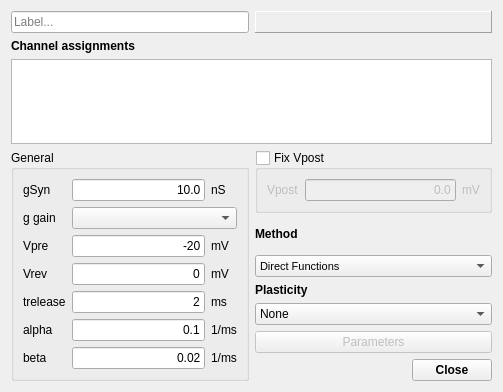
This is src/gui/DestexheSynDlg.ui in CompEphys-team/stdpc as Qt 5 draws it before an edit. The edited form follows.
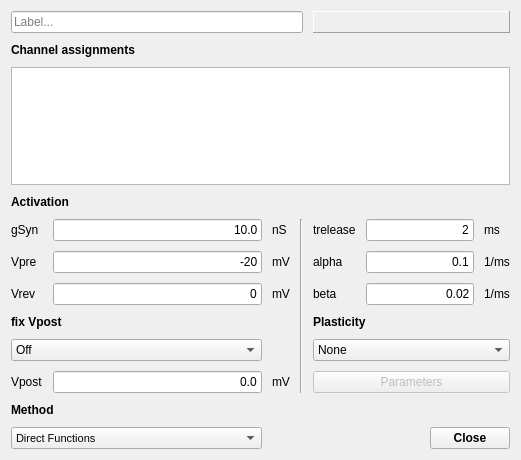
This is the edited form. Custom widgets are drawn as their Qt base class.

Commit message: Revert gSyn_channel commits; misunderstood Attila

What changed in the file:
```diff
--- a/src/gui/DestexheSynDlg.ui
+++ b/src/gui/DestexheSynDlg.ui
@@ -6,60 +6,18 @@
    <rect>
     <x>0</x>
     <y>0</y>
-    <width>503</width>
-    <height>392</height>
+    <width>521</width>
+    <height>460</height>
    </rect>
   </property>
   <property name="windowTitle">
    <string>Destexhe Synapse</string>
   </property>
-  <layout class="QGridLayout" name="gridLayout_2">
-   <item row="0" column="0">
-    <widget class="QLineEdit" name="leLabel">
-     <property name="placeholderText">
-      <string>Label...</string>
-     </property>
-    </widget>
-   </item>
-   <item row="0" column="1">
-    <widget class="QLabel" name="DestexheSynDlgLabel">
-     <property name="enabled">
-      <bool>true</bool>
-     </property>
-     <property name="font">
-      <font>
-       <pointsize>10</pointsize>
-       <weight>75</weight>
-       <bold>true</bold>
-      </font>
-     </property>
-     <property name="autoFillBackground">
-      <bool>false</bool>
-     </property>
-     <property name="styleSheet">
-      <string notr="true"/>
-     </property>
-     <property name="frameShape">
-      <enum>QFrame::Panel</enum>
-     </property>
-     <property name="frameShadow">
-      <enum>QFrame::Raised</enum>
-     </property>
-     <property name="lineWidth">
-      <number>1</number>
-     </property>
-     <property name="midLineWidth">
-      <number>0</number>
-     </property>
-     <property name="text">
-      <string/>
-     </property>
-     <property name="alignment">
-      <set>Qt::AlignCenter</set>
-     </property>
-    </widget>
-   </item>
-   <item row="1" column="0">
+  <layout class="QGridLayout" name="gridLayout">
+   <property name="spacing">
+    <number>10</number>
+   </property>
+   <item row="1" column="0" colspan="2">
     <widget class="QLabel" name="label_15">
      <property name="font">
       <font>
@@ -72,74 +30,164 @@
      </property>
     </widget>
    </item>
-   <item row="2" column="0" colspan="2">
-    <widget class="AssignmentWidget&lt;SynapseAssignment&gt;" name="assignments">
-     <attribute name="horizontalHeaderStretchLastSection">
-      <bool>true</bool>
-     </attribute>
-     <attribute name="verticalHeaderDefaultSectionSize">
-      <number>25</number>
-     </attribute>
+   <item row="5" column="1">
+    <widget class="QLineEdit" name="VpreE">
+     <property name="text">
+      <string>-20</string>
+     </property>
+     <property name="maxLength">
+      <number>8</number>
+     </property>
+     <property name="alignment">
+      <set>Qt::AlignRight|Qt::AlignTrailing|Qt::AlignVCenter</set>
+     </property>
     </widget>
    </item>
-   <item row="3" column="1">
-    <widget class="QGroupBox" name="fixVpost">
-     <property name="title">
-      <string>Fix Vpost</string>
+   <item row="5" column="2">
+    <widget class="QLabel" name="VpreU">
+     <property name="text">
+      <string>mV</string>
      </property>
-     <property name="checkable">
+    </widget>
+   </item>
+   <item row="4" column="4">
+    <widget class="QLabel" name="treleaseL">
+     <property name="text">
+      <string>trelease</string>
+     </property>
+    </widget>
+   </item>
+   <item row="3" column="0" colspan="2">
+    <widget class="QLabel" name="label_14">
+     <property name="font">
+      <font>
+       <weight>75</weight>
+       <bold>true</bold>
+      </font>
+     </property>
+     <property name="text">
+      <string>Activation</string>
+     </property>
+    </widget>
+   </item>
+   <item row="4" column="2">
+    <widget class="QLabel" name="gSynU">
+     <property name="text">
+      <string>nS</string>
+     </property>
+    </widget>
+   </item>
+   <item row="5" column="7">
+    <widget class="QLabel" name="alphaU">
+     <property name="text">
+      <string>1/ms</string>
+     </property>
+    </widget>
+   </item>
+   <item row="6" column="1">
+    <widget class="QLineEdit" name="VrevE">
+     <property name="text">
+      <string>0</string>
+     </property>
+     <property name="maxLength">
+      <number>8</number>
+     </property>
+     <property name="alignment">
+      <set>Qt::AlignRight|Qt::AlignTrailing|Qt::AlignVCenter</set>
+     </property>
+    </widget>
+   </item>
+   <item row="6" column="2">
+    <widget class="QLabel" name="VrevU">
+     <property name="text">
+      <string>mV</string>
+     </property>
+    </widget>
+   </item>
+   <item row="5" column="4">
+    <widget class="QLabel" name="alphaL">
+     <property name="text">
+      <string>alpha</string>
+     </property>
+    </widget>
+   </item>
+   <item row="8" column="4" colspan="4">
+    <widget class="QComboBox" name="PlasticityCombo">
+     <item>
+      <property name="text">
+       <string>None</string>
+      </property>
+     </item>
+     <item>
+      <property name="text">
+       <string>Spike STDP</string>
+      </property>
+     </item>
+     <item>
+      <property name="text">
+       <string>ODE STDP</string>
+      </property>
+     </item>
+    </widget>
+   </item>
+   <item row="7" column="4" colspan="2">
+    <widget class="QLabel" name="label_31">
+     <property name="font">
+      <font>
+       <weight>75</weight>
+       <bold>true</bold>
+      </font>
+     </property>
+     <property name="text">
+      <string>Plasticity</string>
+     </property>
+    </widget>
+   </item>
+   <item row="4" column="3" rowspan="6">
+    <widget class="Line" name="line">
+     <property name="orientation">
+      <enum>Qt::Vertical</enum>
+     </property>
+    </widget>
+   </item>
+   <item row="6" column="5" colspan="2">
+    <widget class="QLineEdit" name="betaE">
+     <property name="enabled">
       <bool>true</bool>
      </property>
-     <property name="checked">
-      <bool>false</bool>
+     <property name="text">
+      <string>0.02</string>
      </property>
-     <layout class="QGridLayout" name="gridLayout_5">
-      <item row="0" column="0">
-       <widget class="QLabel" name="label_32">
+     <property name="maxLength">
+      <number>8</number>
+     </property>
+     <property name="alignment">
+      <set>Qt::AlignRight|Qt::AlignTrailing|Qt::AlignVCenter</set>
+     </property>
+    </widget>
+   </item>
+   <item row="9" column="2">
+    <widget class="QLabel" name="label_30">
+     <property name="text">
+      <string>mV</string>
+     </property>
+    </widget>
+   </item>
+   <item row="9" column="0">
+    <widget class="QLabel" name="label_29">
         <property name="text">
          <string>Vpost</string>
         </property>
        </widget>
       </item>
-      <item row="0" column="1">
-       <widget class="QLineEdit" name="VpostE">
+   <item row="4" column="0">
+    <widget class="QLabel" name="gSynL">
         <property name="text">
-         <string>0.0</string>
-        </property>
-        <property name="maxLength">
-         <number>8</number>
-        </property>
-        <property name="alignment">
-         <set>Qt::AlignRight|Qt::AlignTrailing|Qt::AlignVCenter</set>
-        </property>
-       </widget>
-      </item>
-      <item row="0" column="2">
-       <widget class="QLabel" name="label_33">
-        <property name="text">
-         <string>mV</string>
-        </property>
-       </widget>
-      </item>
-     </layout>
-    </widget>
-   </item>
-   <item row="4" column="1">
-    <layout class="QGridLayout" name="gridLayout_7">
-     <item row="0" column="0">
-      <widget class="QLabel" name="MethodL">
-       <property name="font">
-        <font>
-         <weight>75</weight>
-         <bold>true</bold>
-        </font>
-       </property>
-       <property name="text">
-        <string>Method</string>
-       </property>
-      </widget>
-     </item>
-     <item row="1" column="0">
+      <string>gSyn</string>
+     </property>
+    </widget>
+   </item>
+   <item row="11" column="0" colspan="2">
       <widget class="QComboBox" name="LUCombo">
        <property name="font">
         <font>
@@ -160,84 +208,34 @@
        </item>
       </widget>
      </item>
-    </layout>
-   </item>
-   <item row="5" column="1">
-    <layout class="QGridLayout" name="gridLayout_6">
-     <item row="0" column="0">
-      <widget class="QLabel" name="label_31">
-       <property name="font">
-        <font>
-         <weight>75</weight>
-         <bold>true</bold>
-        </font>
-       </property>
-       <property name="text">
-        <string>Plasticity</string>
-       </property>
-      </widget>
-     </item>
-     <item row="1" column="0">
-      <widget class="QComboBox" name="PlasticityCombo">
+   <item row="8" column="0" colspan="2">
+    <widget class="QComboBox" name="fixVpostCombo">
        <item>
         <property name="text">
-         <string>None</string>
+       <string>Off</string>
         </property>
        </item>
        <item>
         <property name="text">
-         <string>Spike STDP</string>
-        </property>
-       </item>
-       <item>
-        <property name="text">
-         <string>ODE STDP</string>
-        </property>
-       </item>
-      </widget>
-     </item>
-     <item row="2" column="0">
-      <widget class="QPushButton" name="PlastParaBut">
-       <property name="enabled">
-        <bool>false</bool>
-       </property>
-       <property name="text">
-        <string>Parameters</string>
-       </property>
-      </widget>
-     </item>
-    </layout>
-   </item>
-   <item row="6" column="1">
-    <widget class="QDialogButtonBox" name="ResCloseBox">
+       <string>Fixed</string>
+      </property>
+     </item>
+    </widget>
+   </item>
+   <item row="7" column="0" colspan="2">
+    <widget class="QLabel" name="label_18">
      <property name="font">
       <font>
        <weight>75</weight>
        <bold>true</bold>
       </font>
      </property>
-     <property name="orientation">
-      <enum>Qt::Horizontal</enum>
-     </property>
-     <property name="standardButtons">
-      <set>QDialogButtonBox::Close</set>
-     </property>
-    </widget>
-   </item>
-   <item row="3" column="0" rowspan="4">
-    <widget class="QGroupBox" name="groupBox">
-     <property name="title">
-      <string>General</string>
-     </property>
-     <layout class="QGridLayout" name="gridLayout">
-      <item row="0" column="0">
-       <widget class="QLabel" name="gSynL">
         <property name="text">
-         <string>gSyn</string>
+      <string>fix Vpost</string>
         </property>
        </widget>
       </item>
-      <item row="0" column="1">
+   <item row="4" column="1">
        <widget class="QLineEdit" name="gSynE">
         <property name="text">
          <string>10.0</string>
@@ -250,85 +248,37 @@
         </property>
        </widget>
       </item>
-      <item row="0" column="2">
-       <widget class="QLabel" name="gSynU">
-        <property name="text">
-         <string>nS</string>
-        </property>
-       </widget>
-      </item>
-      <item row="1" column="0">
-       <widget class="QLabel" name="label">
-        <property name="text">
-         <string>g gain</string>
-        </property>
-       </widget>
-      </item>
-      <item row="1" column="1" colspan="2">
-       <widget class="WideComboBox" name="gSyn_channel"/>
-      </item>
-      <item row="2" column="0">
+   <item row="5" column="0">
        <widget class="QLabel" name="VpreL">
         <property name="text">
          <string>Vpre</string>
         </property>
        </widget>
       </item>
-      <item row="2" column="1">
-       <widget class="QLineEdit" name="VpreE">
-        <property name="text">
-         <string>-20</string>
-        </property>
-        <property name="maxLength">
-         <number>8</number>
-        </property>
-        <property name="alignment">
-         <set>Qt::AlignRight|Qt::AlignTrailing|Qt::AlignVCenter</set>
-        </property>
-       </widget>
-      </item>
-      <item row="2" column="2">
-       <widget class="QLabel" name="VpreU">
+   <item row="10" column="0" colspan="2">
+    <widget class="QLabel" name="MethodL">
+     <property name="font">
+      <font>
+       <weight>75</weight>
+       <bold>true</bold>
+      </font>
+     </property>
         <property name="text">
-         <string>mV</string>
+      <string>Method</string>
         </property>
        </widget>
       </item>
-      <item row="3" column="0">
-       <widget class="QLabel" name="VrevL">
-        <property name="text">
-         <string>Vrev</string>
-        </property>
-       </widget>
-      </item>
-      <item row="3" column="1">
-       <widget class="QLineEdit" name="VrevE">
+   <item row="9" column="4" colspan="4">
+    <widget class="QPushButton" name="PlastParaBut">
+     <property name="enabled">
+      <bool>false</bool>
+     </property>
         <property name="text">
-         <string>0</string>
-        </property>
-        <property name="maxLength">
-         <number>8</number>
-        </property>
-        <property name="alignment">
-         <set>Qt::AlignRight|Qt::AlignTrailing|Qt::AlignVCenter</set>
-        </property>
-       </widget>
-      </item>
-      <item row="3" column="2">
-       <widget class="QLabel" name="VrevU">
-        <property name="text">
-         <string>mV</string>
-        </property>
-       </widget>
-      </item>
-      <item row="4" column="0">
-       <widget class="QLabel" name="treleaseL">
-        <property name="text">
-         <string>trelease</string>
-        </property>
-       </widget>
-      </item>
-      <item row="4" column="1">
+      <string>Parameters</string>
+     </property>
+    </widget>
+   </item>
+   <item row="4" column="5" colspan="2">
        <widget class="QLineEdit" name="treleaseE">
         <property name="text">
          <string>2</string>
@@ -341,21 +291,7 @@
         </property>
        </widget>
       </item>
-      <item row="4" column="2">
-       <widget class="QLabel" name="treleaseU">
-        <property name="text">
-         <string>ms</string>
-        </property>
-       </widget>
-      </item>
-      <item row="5" column="0">
-       <widget class="QLabel" name="alphaL">
-        <property name="text">
-         <string>alpha</string>
-        </property>
-       </widget>
-      </item>
-      <item row="5" column="1">
+   <item row="5" column="5" colspan="2">
        <widget class="QLineEdit" name="alphaE">
         <property name="text">
          <string>0.1</string>
@@ -365,14 +301,60 @@
         </property>
        </widget>
       </item>
-      <item row="5" column="2">
-       <widget class="QLabel" name="alphaU">
-        <property name="text">
-         <string>1/ms</string>
-        </property>
+   <item row="2" column="0" colspan="8">
+    <widget class="AssignmentWidget&lt;SynapseAssignment&gt;" name="assignments">
+     <attribute name="horizontalHeaderStretchLastSection">
+      <bool>true</bool>
+     </attribute>
+     <attribute name="verticalHeaderDefaultSectionSize">
+      <number>25</number>
+     </attribute>
        </widget>
       </item>
       <item row="6" column="0">
+    <widget class="QLabel" name="VrevL">
+     <property name="text">
+      <string>Vrev</string>
+     </property>
+    </widget>
+   </item>
+   <item row="11" column="6" colspan="2">
+    <widget class="QDialogButtonBox" name="ResCloseBox">
+     <property name="font">
+      <font>
+       <weight>75</weight>
+       <bold>true</bold>
+      </font>
+     </property>
+     <property name="orientation">
+      <enum>Qt::Horizontal</enum>
+     </property>
+     <property name="standardButtons">
+      <set>QDialogButtonBox::Close</set>
+     </property>
+    </widget>
+   </item>
+   <item row="9" column="1">
+    <widget class="QLineEdit" name="VpostE">
+     <property name="text">
+      <string>0.0</string>
+     </property>
+     <property name="maxLength">
+      <number>8</number>
+     </property>
+     <property name="alignment">
+      <set>Qt::AlignRight|Qt::AlignTrailing|Qt::AlignVCenter</set>
+     </property>
+    </widget>
+   </item>
+   <item row="6" column="7">
+    <widget class="QLabel" name="betaU">
+     <property name="text">
+      <string>1/ms</string>
+     </property>
+    </widget>
+   </item>
+   <item row="6" column="4">
        <widget class="QLabel" name="betaL">
         <property name="enabled">
          <bool>true</bool>
@@ -382,30 +364,56 @@
         </property>
        </widget>
       </item>
-      <item row="6" column="1">
-       <widget class="QLineEdit" name="betaE">
+   <item row="4" column="7">
+    <widget class="QLabel" name="treleaseU">
+     <property name="text">
+      <string>ms</string>
+     </property>
+    </widget>
+   </item>
+   <item row="0" column="0" colspan="4">
+    <widget class="QLineEdit" name="leLabel">
+     <property name="placeholderText">
+      <string>Label...</string>
+     </property>
+    </widget>
+   </item>
+   <item row="0" column="4" colspan="4">
+    <widget class="QLabel" name="DestexheSynDlgLabel">
         <property name="enabled">
          <bool>true</bool>
         </property>
+     <property name="font">
+      <font>
+       <pointsize>10</pointsize>
+       <weight>75</weight>
+       <bold>true</bold>
+      </font>
+     </property>
+     <property name="autoFillBackground">
+      <bool>false</bool>
+     </property>
+     <property name="styleSheet">
+      <string notr="true"/>
+     </property>
+     <property name="frameShape">
+      <enum>QFrame::Panel</enum>
+     </property>
+     <property name="frameShadow">
+      <enum>QFrame::Raised</enum>
+     </property>
+     <property name="lineWidth">
+      <number>1</number>
+     </property>
+     <property name="midLineWidth">
+      <number>0</number>
+     </property>
         <property name="text">
-         <string>0.02</string>
-        </property>
-        <property name="maxLength">
-         <number>8</number>
+      <string/>
         </property>
         <property name="alignment">
-         <set>Qt::AlignRight|Qt::AlignTrailing|Qt::AlignVCenter</set>
-        </property>
-       </widget>
-      </item>
-      <item row="6" column="2">
-       <widget class="QLabel" name="betaU">
-        <property name="text">
-         <string>1/ms</string>
-        </property>
-       </widget>
-      </item>
-     </layout>
+      <set>Qt::AlignCenter</set>
+     </property>
     </widget>
    </item>
   </layout>
@@ -416,11 +424,6 @@
    <extends>QTableWidget</extends>
    <header location="global">AssignmentWidget.h</header>
   </customwidget>
-  <customwidget>
-   <class>WideComboBox</class>
-   <extends>QComboBox</extends>
-   <header>WideComboBox.h</header>
-  </customwidget>
  </customwidgets>
  <tabstops>
   <tabstop>assignments</tabstop>
```
Left out of the diff: 8 changed lines with no effect on the pictures. Lines whose indentation alone changed are shown as unchanged. The commit also changes 14 other files.
